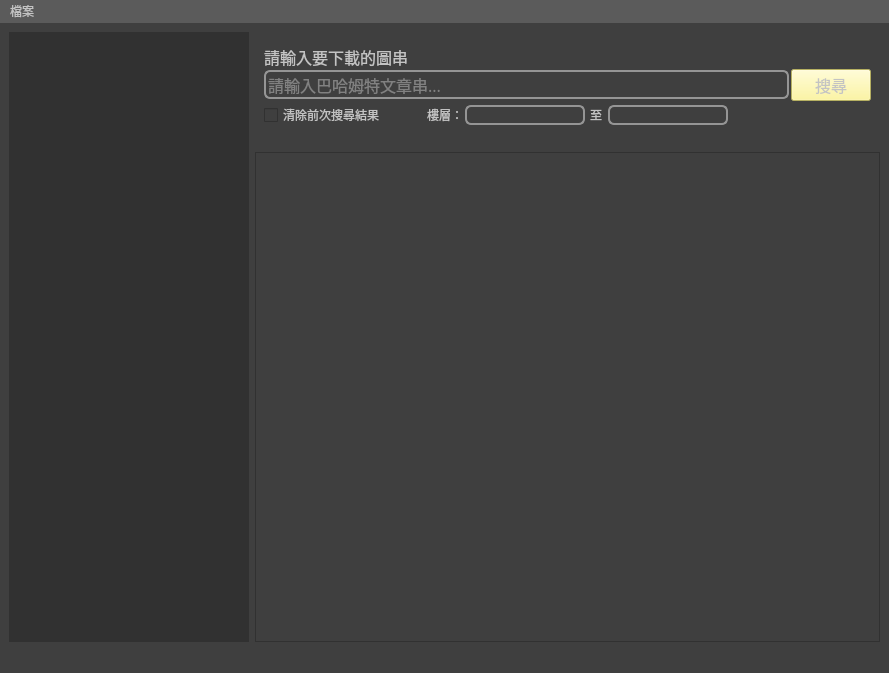
The window that ui/mainwindow.ui (Bill2015/PyQt-Bahamut-Image-Downloader) describes before a commit, drawn with Qt 5.
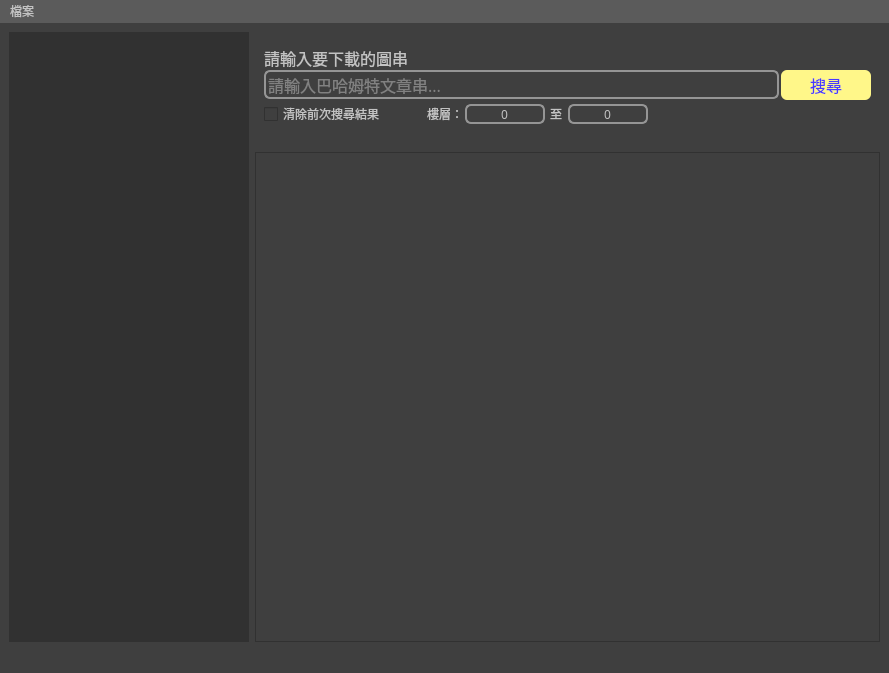
The same window after the commit.

Patch:
```diff
--- a/ui/mainwindow.ui
+++ b/ui/mainwindow.ui
@@ -146,7 +146,7 @@
               <widget class="QPushButton" name="searchButton">
                <property name="minimumSize">
                 <size>
-                 <width>0</width>
+                 <width>90</width>
                  <height>30</height>
                 </size>
                </property>
@@ -157,8 +157,10 @@
                 </font>
                </property>
                <property name="styleSheet">
-                <string notr="true">color:rgb(195, 195, 195);
-background-color:rgb(255, 247, 137)</string>
+                <string notr="true">color:rgb(73, 57, 255);
+background-color:rgb(255, 247, 137);
+border-style: solid;
+border-radius: 6px;</string>
                </property>
                <property name="text">
                 <string>搜尋</string>
@@ -216,28 +218,23 @@
               </widget>
              </item>
              <item>
-              <widget class="QLineEdit" name="floorTextEditStart">
-               <property name="sizePolicy">
-                <sizepolicy hsizetype="Fixed" vsizetype="Fixed">
-                 <horstretch>0</horstretch>
-                 <verstretch>0</verstretch>
-                </sizepolicy>
-               </property>
+              <widget class="QSpinBox" name="floorTextEditStart">
                <property name="minimumSize">
                 <size>
-                 <width>120</width>
-                 <height>0</height>
+                 <width>80</width>
+                 <height>20</height>
                 </size>
                </property>
                <property name="maximumSize">
                 <size>
-                 <width>120</width>
+                 <width>16777215</width>
                  <height>20</height>
                 </size>
                </property>
                <property name="font">
                 <font>
-                 <family>jf open 粉圓 1.1</family>
+                 <family>微軟正黑體</family>
+                 <pointsize>9</pointsize>
                 </font>
                </property>
                <property name="styleSheet">
@@ -247,6 +244,24 @@
 border-width: 2px;
 border-radius: 6px;</string>
                </property>
+               <property name="wrapping">
+                <bool>false</bool>
+               </property>
+               <property name="frame">
+                <bool>true</bool>
+               </property>
+               <property name="alignment">
+                <set>Qt::AlignCenter</set>
+               </property>
+               <property name="buttonSymbols">
+                <enum>QAbstractSpinBox::NoButtons</enum>
+               </property>
+               <property name="keyboardTracking">
+                <bool>true</bool>
+               </property>
+               <property name="showGroupSeparator" stdset="0">
+                <bool>false</bool>
+               </property>
               </widget>
              </item>
              <item>
@@ -271,28 +286,23 @@
               </widget>
              </item>
              <item>
-              <widget class="QLineEdit" name="floorTextEditEnd">
-               <property name="sizePolicy">
-                <sizepolicy hsizetype="Fixed" vsizetype="Fixed">
-                 <horstretch>0</horstretch>
-                 <verstretch>0</verstretch>
-                </sizepolicy>
-               </property>
+              <widget class="QSpinBox" name="floorTextEditEnd">
                <property name="minimumSize">
                 <size>
-                 <width>120</width>
-                 <height>0</height>
+                 <width>80</width>
+                 <height>20</height>
                 </size>
                </property>
                <property name="maximumSize">
                 <size>
-                 <width>120</width>
+                 <width>16777215</width>
                  <height>20</height>
                 </size>
                </property>
                <property name="font">
                 <font>
-                 <family>jf open 粉圓 1.1</family>
+                 <family>微軟正黑體</family>
+                 <pointsize>9</pointsize>
                 </font>
                </property>
                <property name="styleSheet">
@@ -302,6 +312,27 @@
 border-width: 2px;
 border-radius: 6px;</string>
                </property>
+               <property name="wrapping">
+                <bool>false</bool>
+               </property>
+               <property name="frame">
+                <bool>true</bool>
+               </property>
+               <property name="alignment">
+                <set>Qt::AlignCenter</set>
+               </property>
+               <property name="buttonSymbols">
+                <enum>QAbstractSpinBox::NoButtons</enum>
+               </property>
+               <property name="keyboardTracking">
+                <bool>true</bool>
+               </property>
+               <property name="showGroupSeparator" stdset="0">
+                <bool>false</bool>
+               </property>
+               <property name="maximum">
+                <number>487630000</number>
+               </property>
               </widget>
              </item>
              <item>
```
